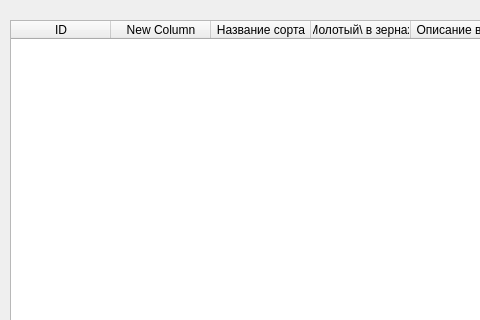
Above: main.ui from pryfmse/coffee before the change; both pictures show x 0 to 480 and y 0 to 320 of the 637 by 600 pixel window. Below: the same form after it.
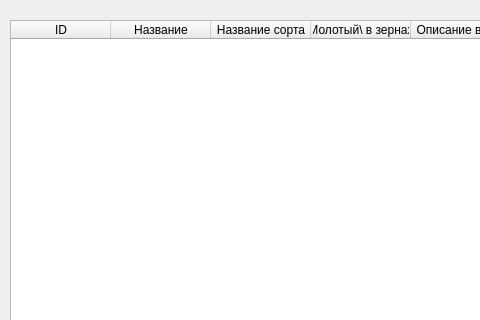
That is the form after the change.

Commit message: Убрана ненужная кнопка

```diff
--- a/main.ui
+++ b/main.ui
@@ -30,7 +30,7 @@
     </column>
     <column>
      <property name="text">
-      <string>New Column</string>
+      <string>Название</string>
      </property>
     </column>
     <column>
```
